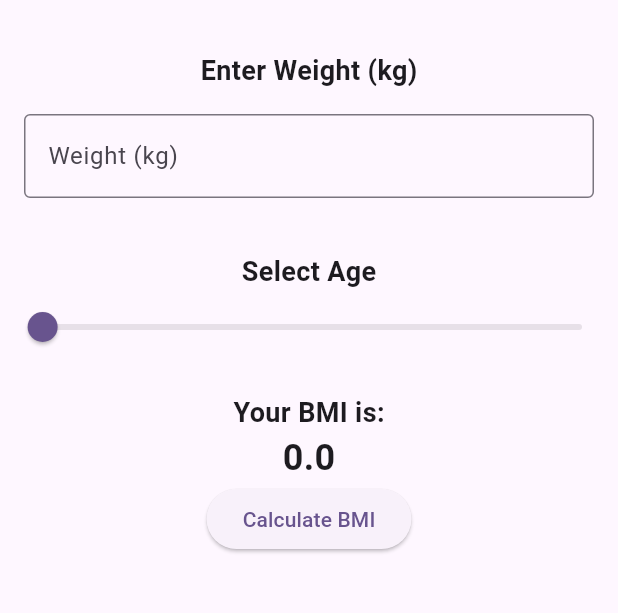
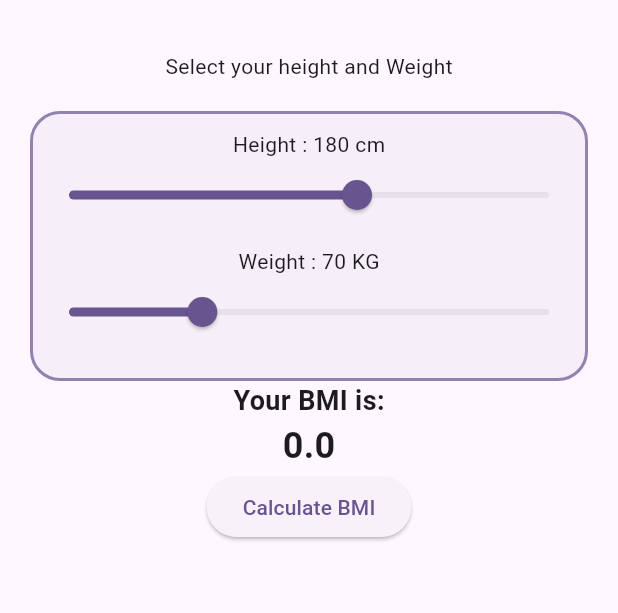
Before and after one commit to AroojAslam/bmi_calculator, a Flutter app: the screen it shows after launch, on a phone screen of 412 x 824 dp, the part 63-676 px from its top. Run offline on Flutter 3.47's test engine with Material 2 defaults, Android fonts, the phone set to English and light mode, and no system bars.

Commit message:
Update home_screen.dart

```diff
--- a/lib/main_screen/home_screen.dart
+++ b/lib/main_screen/home_screen.dart
@@ -8,14 +8,23 @@ class HomeScreen extends StatefulWidget {
 }
 
 class _HomeScreenState extends State<HomeScreen> {
-  double _selectedAge = 1;
+ int age = 50;
   double bmi=0;
-  double _selectedWeight = 50;
-  TextEditingController _weightController = TextEditingController();
+  int weight = 70;
+  int height = 180;
+ void calculateBMI() {
+   double Weight = double.parse(weight.toString());
+   double Height = double.parse(height.toString()) / 100; // Convert height to meters
+   double result = Weight / (Height * Height);
+   setState(() {
+     bmi = result;
+   });
+ }
 
   @override
   Widget build(BuildContext context) {
     return Scaffold(
+      backgroundColor: Theme.of(context).canvasColor ,
       appBar: AppBar(
         title: Text('BMI Calculator'),
       ),
@@ -25,38 +34,52 @@ class _HomeScreenState extends State<HomeScreen> {
             crossAxisAlignment: CrossAxisAlignment.center,
             children: [
               SizedBox(height: 20),
-              Text(
-                'Enter Weight (kg)',
-                style: TextStyle(fontWeight: FontWeight.w600, fontSize: 18),
-              ),
-              Padding(
-                padding: EdgeInsets.all(16.0),
-                child: TextField(
-                  controller: _weightController,
-                  keyboardType: TextInputType.numberWithOptions(decimal: true),
-                  decoration: InputDecoration(
-                    labelText: 'Weight (kg)',
-                    border: OutlineInputBorder(),
-                  ),
+            const  Text('Select your height and Weight'),
+              SizedBox(height: 20),
+              Container(
+                margin: EdgeInsets.symmetric(horizontal: 20),
+                decoration: BoxDecoration(color: Theme.of(context).primaryColor.withOpacity(0.05),
+                border: Border.all(color:Theme.of(context).primaryColor.withOpacity(0.7),
+                    width: 2),
+                borderRadius: BorderRadius.circular(20),
+
+                ),
+                child: Column(
+                  children: [
+                  const  SizedBox(height: 10),
+                    Text(
+                      'Height : $height cm',
+                    ),
+                    Slider(
+
+                      value: height.toDouble(),
+                      min: 120,
+                      max: 220,
+                      onChanged: (double newValue) {
+                        setState(() {
+                          height = newValue.round();
+                        });
+                      },
+                    ),
+                const SizedBox(height: 10),
+                    Text(
+                      'Weight : $weight KG',
+                    ),
+                    Slider(
+                      value: weight.toDouble(),
+                      min: 20,
+                      max: 200,
+                      onChanged: (double newValue) {
+                        setState(() {
+                          weight = newValue.round();
+                        });
+                      },
+                    ),
+                  const  SizedBox(height: 20),
+                  ]
                 ),
               ),
-              SizedBox(height: 20),
-            const  Text(
-                'Select Age',
-                style: TextStyle(fontWeight: FontWeight.w600, fontSize: 18),
-              ),
-              Slider(
-                value: _selectedAge,
-                max: 150,
-                divisions: 149,
-                label: _selectedAge.round().toString(),
-                onChanged: (double value) {
-                  setState(() {
-                    _selectedAge = value;
-                  });
-                },
-              ),
-              SizedBox(height: 20),
+
 
               Text(
                 'Your BMI is:',
@@ -68,7 +91,7 @@ class _HomeScreenState extends State<HomeScreen> {
               ),
               ElevatedButton(
                 onPressed: () {
-
+                  calculateBMI();
                 },
                 child: Text('Calculate BMI'),
               ),
```
